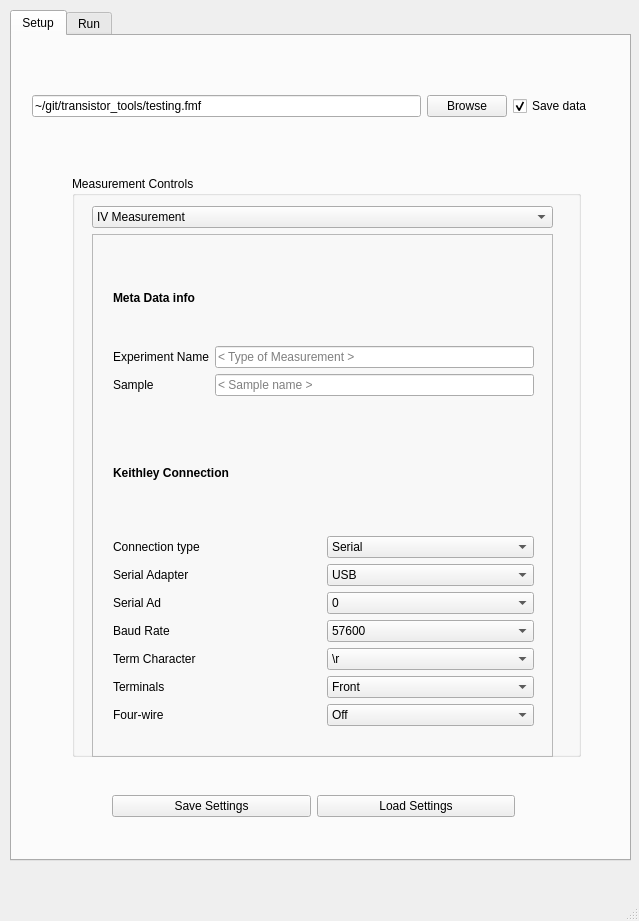
AFMD/conductivity-K2400, file transistor_tools_GUI.ui: the form before one commit.
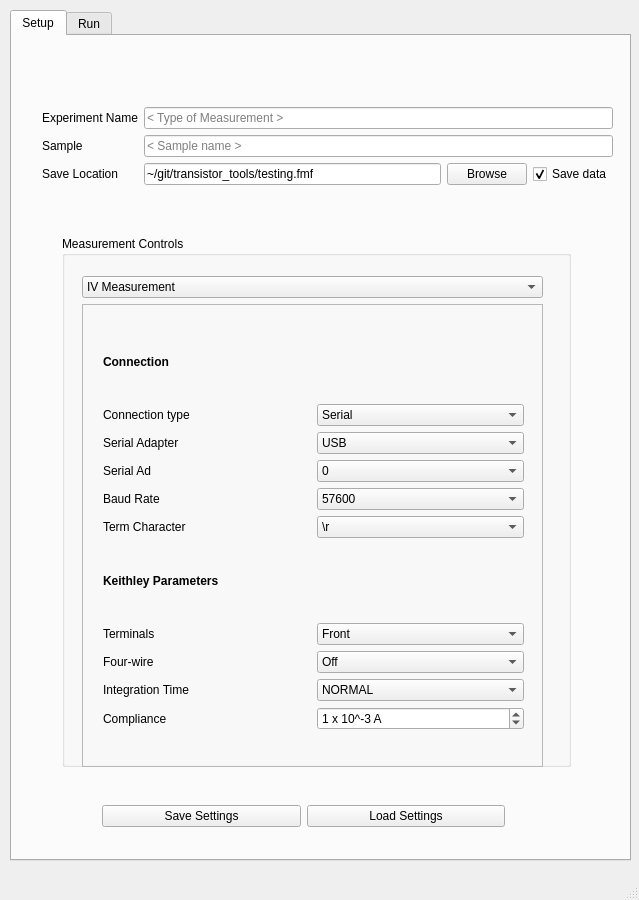
The form after the commit. The open tabs and pages were chosen to show the change. Custom widgets are drawn as their Qt base class.

The edit to the form file:
```diff
--- a/transistor_tools_GUI.ui
+++ b/transistor_tools_GUI.ui
@@ -7,7 +7,7 @@
     <x>0</x>
     <y>0</y>
     <width>639</width>
-    <height>921</height>
+    <height>900</height>
    </rect>
   </property>
   <property name="windowTitle">
@@ -30,61 +30,13 @@
      <attribute name="title">
       <string>Setup</string>
      </attribute>
-     <widget class="QWidget" name="gridLayoutWidget_2">
-      <property name="geometry">
-       <rect>
-        <x>20</x>
-        <y>40</y>
-        <width>561</width>
-        <height>61</height>
-       </rect>
-      </property>
-      <layout class="QGridLayout" name="gridLayout_2">
-       <item row="0" column="0">
-        <widget class="QLineEdit" name="lineEditSave">
-         <property name="accessibleName">
-          <string>sav_loc</string>
-         </property>
-         <property name="text">
-          <string>~/git/transistor_tools/testing.fmf</string>
-         </property>
-         <property name="readOnly">
-          <bool>false</bool>
-         </property>
-         <property name="placeholderText">
-          <string>&lt;save directory&gt;</string>
-         </property>
-        </widget>
-       </item>
-       <item row="0" column="2">
-        <widget class="QCheckBox" name="checkBoxSave">
-         <property name="accessibleName">
-          <string>saveData</string>
-         </property>
-         <property name="text">
-          <string>Save data</string>
-         </property>
-         <property name="checked">
-          <bool>true</bool>
-         </property>
-        </widget>
-       </item>
-       <item row="0" column="1">
-        <widget class="QPushButton" name="pushButtonSave">
-         <property name="text">
-          <string>Browse</string>
-         </property>
-        </widget>
-       </item>
-      </layout>
-     </widget>
      <widget class="QGroupBox" name="groupBox">
       <property name="geometry">
        <rect>
-        <x>60</x>
-        <y>140</y>
+        <x>50</x>
+        <y>200</y>
         <width>509</width>
-        <height>581</height>
+        <height>531</height>
        </rect>
       </property>
       <property name="title">
@@ -94,9 +46,9 @@
        <property name="geometry">
         <rect>
          <x>20</x>
-         <y>30</y>
+         <y>40</y>
          <width>461</width>
-         <height>551</height>
+         <height>491</height>
         </rect>
        </property>
        <layout class="QVBoxLayout" name="verticalLayout">
@@ -418,79 +370,13 @@
            </widget>
           </widget>
           <widget class="QWidget" name="page_keithley">
-           <widget class="QWidget" name="verticalLayoutWidget_5">
-            <property name="geometry">
-             <rect>
-              <x>20</x>
-              <y>20</y>
-              <width>421</width>
-              <height>141</height>
-             </rect>
-            </property>
-            <layout class="QVBoxLayout" name="verticalLayout_4">
-             <item>
-              <widget class="QLabel" name="label_19">
-               <property name="font">
-                <font>
-                 <weight>75</weight>
-                 <bold>true</bold>
-                </font>
-               </property>
-               <property name="text">
-                <string>Meta Data info</string>
-               </property>
-              </widget>
-             </item>
-             <item>
-              <layout class="QGridLayout" name="gridLayout_6">
-               <item row="0" column="0">
-                <widget class="QLabel" name="label_21">
-                 <property name="text">
-                  <string>Experiment Name</string>
-                 </property>
-                </widget>
-               </item>
-               <item row="2" column="0">
-                <widget class="QLabel" name="label_23">
-                 <property name="text">
-                  <string>Sample</string>
-                 </property>
-                </widget>
-               </item>
-               <item row="0" column="1">
-                <widget class="QLineEdit" name="lineEdit_2">
-                 <property name="accessibleName">
-                  <string>exp_name</string>
-                 </property>
-                 <property name="text">
-                  <string/>
-                 </property>
-                 <property name="placeholderText">
-                  <string>&lt; Type of Measurement &gt;</string>
-                 </property>
-                </widget>
-               </item>
-               <item row="2" column="1">
-                <widget class="QLineEdit" name="lineEdit_3">
-                 <property name="accessibleName">
-                  <string>sample</string>
-                 </property>
-                 <property name="placeholderText">
-                  <string>&lt; Sample name &gt;</string>
-                 </property>
-                </widget>
-               </item>
-              </layout>
-             </item>
-            </layout>
-           </widget>
            <widget class="QWidget" name="verticalLayoutWidget_6">
             <property name="geometry">
              <rect>
               <x>20</x>
-              <y>180</y>
+              <y>20</y>
               <width>421</width>
-              <height>311</height>
+              <height>405</height>
              </rect>
             </property>
             <layout class="QVBoxLayout" name="verticalLayout_5">
@@ -503,7 +389,7 @@
                 </font>
                </property>
                <property name="text">
-                <string>Keithley Connection</string>
+                <string>Connection</string>
                </property>
               </widget>
              </item>
@@ -545,25 +431,6 @@
                  </property>
                 </widget>
                </item>
-               <item row="2" column="1">
-                <widget class="QComboBox" name="comboBox_5">
-                 <property name="accessibleName">
-                  <string>serAd</string>
-                 </property>
-                 <item>
-                  <property name="text">
-                   <string>0</string>
-                  </property>
-                 </item>
-                </widget>
-               </item>
-               <item row="5" column="0">
-                <widget class="QLabel" name="label_17">
-                 <property name="text">
-                  <string>Terminals</string>
-                 </property>
-                </widget>
-               </item>
                <item row="4" column="0">
                 <widget class="QLabel" name="label_14">
                  <property name="text">
@@ -619,31 +486,50 @@
                  </property>
                 </widget>
                </item>
-               <item row="6" column="0">
+               <item row="2" column="1">
+                <widget class="QComboBox" name="comboBox_5">
+                 <property name="accessibleName">
+                  <string>serAd</string>
+                 </property>
+                 <item>
+                  <property name="text">
+                   <string>0</string>
+                  </property>
+                 </item>
+                </widget>
+               </item>
+              </layout>
+             </item>
+             <item>
+              <widget class="QLabel" name="label_20">
+               <property name="font">
+                <font>
+                 <weight>75</weight>
+                 <bold>true</bold>
+                </font>
+               </property>
+               <property name="text">
+                <string>Keithley Parameters</string>
+               </property>
+              </widget>
+             </item>
+             <item>
+              <layout class="QGridLayout" name="gridLayout_7">
+               <item row="3" column="0">
+                <widget class="QLabel" name="label_25">
+                 <property name="text">
+                  <string>Compliance</string>
+                 </property>
+                </widget>
+               </item>
+               <item row="1" column="0">
                 <widget class="QLabel" name="label_18">
                  <property name="text">
                   <string>Four-wire</string>
                  </property>
                 </widget>
                </item>
-               <item row="5" column="1">
-                <widget class="QComboBox" name="comboBox_6">
-                 <property name="accessibleName">
-                  <string>route</string>
-                 </property>
-                 <item>
-                  <property name="text">
-                   <string>Front</string>
-                  </property>
-                 </item>
-                 <item>
-                  <property name="text">
-                   <string>Rear</string>
-                  </property>
-                 </item>
-                </widget>
-               </item>
-               <item row="6" column="1">
+               <item row="1" column="1">
                 <widget class="QComboBox" name="comboBox_7">
                  <property name="accessibleName">
                   <string>4wire</string>
@@ -660,6 +546,89 @@
                  </item>
                 </widget>
                </item>
+               <item row="0" column="0">
+                <widget class="QLabel" name="label_17">
+                 <property name="text">
+                  <string>Terminals</string>
+                 </property>
+                </widget>
+               </item>
+               <item row="2" column="0">
+                <widget class="QLabel" name="label_19">
+                 <property name="text">
+                  <string>Integration Time</string>
+                 </property>
+                </widget>
+               </item>
+               <item row="0" column="1">
+                <widget class="QComboBox" name="comboBox_6">
+                 <property name="accessibleName">
+                  <string>route</string>
+                 </property>
+                 <item>
+                  <property name="text">
+                   <string>Front</string>
+                  </property>
+                 </item>
+                 <item>
+                  <property name="text">
+                   <string>Rear</string>
+                  </property>
+                 </item>
+                </widget>
+               </item>
+               <item row="2" column="1">
+                <widget class="QComboBox" name="comboBox_8">
+                 <property name="accessibleName">
+                  <string>integrationTime</string>
+                 </property>
+                 <property name="currentIndex">
+                  <number>2</number>
+                 </property>
+                 <item>
+                  <property name="text">
+                   <string>FAST</string>
+                  </property>
+                 </item>
+                 <item>
+                  <property name="text">
+                   <string>MEDIUM</string>
+                  </property>
+                 </item>
+                 <item>
+                  <property name="text">
+                   <string>NORMAL</string>
+                  </property>
+                 </item>
+                 <item>
+                  <property name="text">
+                   <string>HI-ACCURACY</string>
+                  </property>
+                 </item>
+                </widget>
+               </item>
+               <item row="3" column="1">
+                <widget class="QSpinBox" name="spinBox">
+                 <property name="accessibleName">
+                  <string>compliance</string>
+                 </property>
+                 <property name="suffix">
+                  <string> A</string>
+                 </property>
+                 <property name="prefix">
+                  <string>1 x 10^</string>
+                 </property>
+                 <property name="minimum">
+                  <number>-9</number>
+                 </property>
+                 <property name="maximum">
+                  <number>1</number>
+                 </property>
+                 <property name="value">
+                  <number>-3</number>
+                 </property>
+                </widget>
+               </item>
               </layout>
              </item>
             </layout>
@@ -700,11 +669,111 @@
        </layout>
       </widget>
      </widget>
+     <widget class="QWidget" name="verticalLayoutWidget_5">
+      <property name="geometry">
+       <rect>
+        <x>30</x>
+        <y>40</y>
+        <width>571</width>
+        <height>141</height>
+       </rect>
+      </property>
+      <layout class="QVBoxLayout" name="verticalLayout_4">
+       <item>
+        <layout class="QGridLayout" name="gridLayout_6">
+         <item row="0" column="0">
+          <widget class="QLabel" name="label_21">
+           <property name="text">
+            <string>Experiment Name</string>
+           </property>
+          </widget>
+         </item>
+         <item row="2" column="0">
+          <widget class="QLabel" name="label_23">
+           <property name="text">
+            <string>Sample</string>
+           </property>
+          </widget>
+         </item>
+         <item row="0" column="1">
+          <widget class="QLineEdit" name="lineEdit_2">
+           <property name="accessibleName">
+            <string>exp_name</string>
+           </property>
+           <property name="text">
+            <string/>
+           </property>
+           <property name="placeholderText">
+            <string>&lt; Type of Measurement &gt;</string>
+           </property>
+          </widget>
+         </item>
+         <item row="2" column="1">
+          <widget class="QLineEdit" name="lineEdit_3">
+           <property name="accessibleName">
+            <string>sample</string>
+           </property>
+           <property name="placeholderText">
+            <string>&lt; Sample name &gt;</string>
+           </property>
+          </widget>
+         </item>
+         <item row="3" column="1">
+          <layout class="QGridLayout" name="gridLayout_2">
+           <item row="0" column="0">
+            <widget class="QLineEdit" name="lineEditSave">
+             <property name="accessibleName">
+              <string>sav_loc</string>
+             </property>
+             <property name="text">
+              <string>~/git/transistor_tools/testing.fmf</string>
+             </property>
+             <property name="readOnly">
+              <bool>false</bool>
+             </property>
+             <property name="placeholderText">
+              <string>&lt;save directory&gt;</string>
+             </property>
+            </widget>
+           </item>
+           <item row="0" column="2">
+            <widget class="QCheckBox" name="checkBoxSave">
+             <property name="accessibleName">
+              <string>saveData</string>
+             </property>
+             <property name="text">
+              <string>Save data</string>
+             </property>
+             <property name="checked">
+              <bool>true</bool>
+             </property>
+            </widget>
+           </item>
+           <item row="0" column="1">
+            <widget class="QPushButton" name="pushButtonSave">
+             <property name="text">
+              <string>Browse</string>
+             </property>
+            </widget>
+           </item>
+          </layout>
+         </item>
+         <item row="3" column="0">
+          <widget class="QLabel" name="label_24">
+           <property name="text">
+            <string>Save Location</string>
+           </property>
+          </widget>
+         </item>
+        </layout>
+       </item>
+      </layout>
+     </widget>
      <widget class="QWidget" name="horizontalLayoutWidget">
       <property name="geometry">
        <rect>
-        <x>100</x>
-        <y>750</y>
+        <x>90</x>
+        <y>760</y>
         <width>403</width>
         <height>41</height>
        </rect>
```
Left out of the diff: 16 changed lines with no effect on the pictures.
